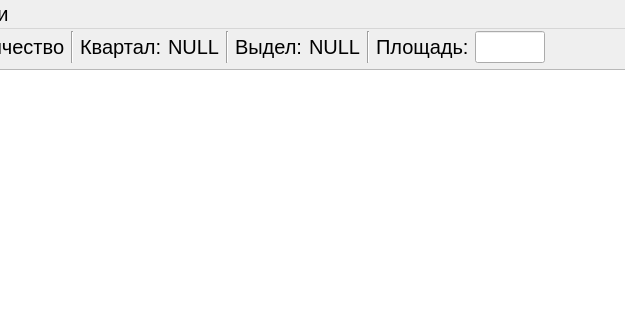
daniluuuuuuuk/daniluuuuuuuk.github.io, file modules/trial_area/src/gui/restatement.ui: the form before one commit; both pictures show x 100 to 725 and y 0 to 320 of the 1270 by 720 pixel window.
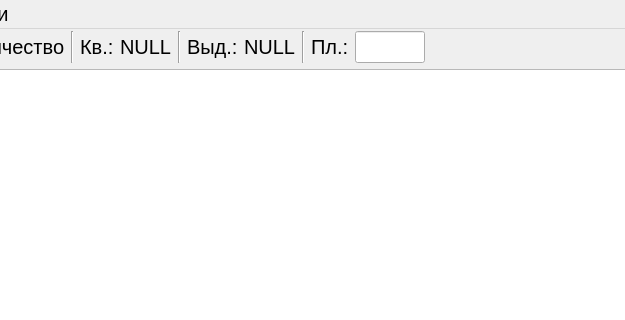
The form after the commit.

Commit message: feature Сократил название столбцов

The edit to the form file:
```diff
--- a/modules/trial_area/src/gui/restatement.ui
+++ b/modules/trial_area/src/gui/restatement.ui
@@ -75,7 +75,7 @@
       <item>
        <widget class="QLabel" name="label">
         <property name="text">
-         <string>Квартал:</string>
+         <string>Кв.:</string>
         </property>
        </widget>
       </item>
@@ -96,7 +96,7 @@
       <item>
        <widget class="QLabel" name="label_2">
         <property name="text">
-         <string>Выдел:</string>
+         <string>Выд.:</string>
         </property>
        </widget>
       </item>
@@ -117,7 +117,7 @@
       <item>
        <widget class="QLabel" name="label_9">
         <property name="text">
-         <string>Площадь:</string>
+         <string>Пл.:</string>
         </property>
        </widget>
       </item>
```
The commit also changes 2 other files.
